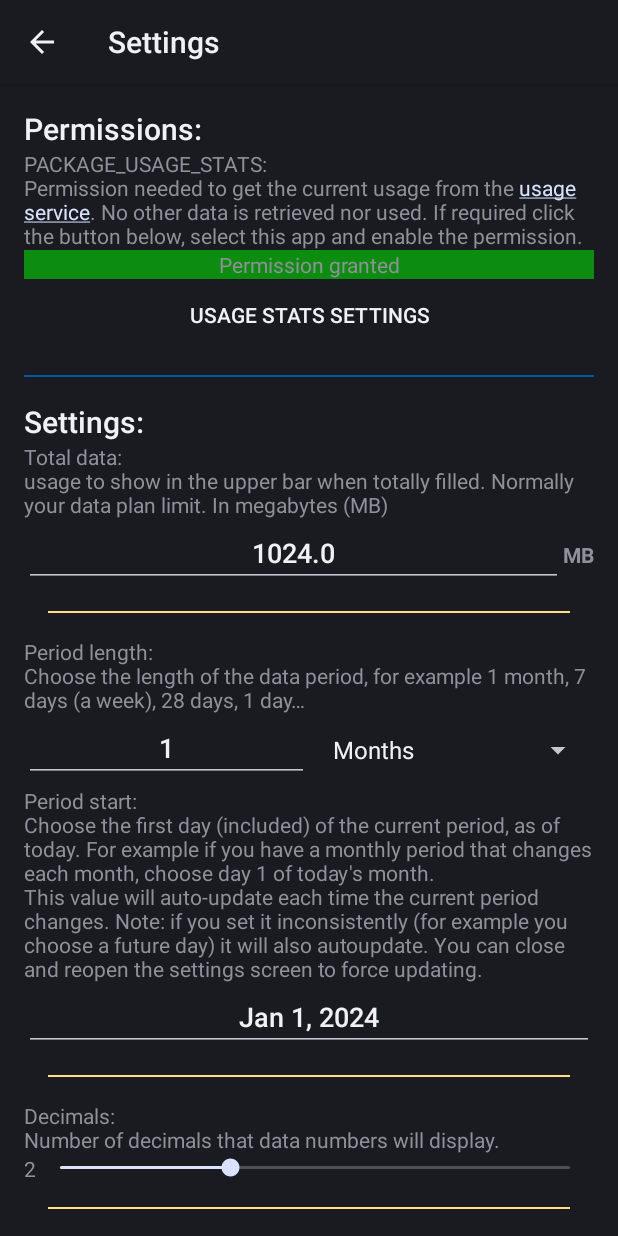
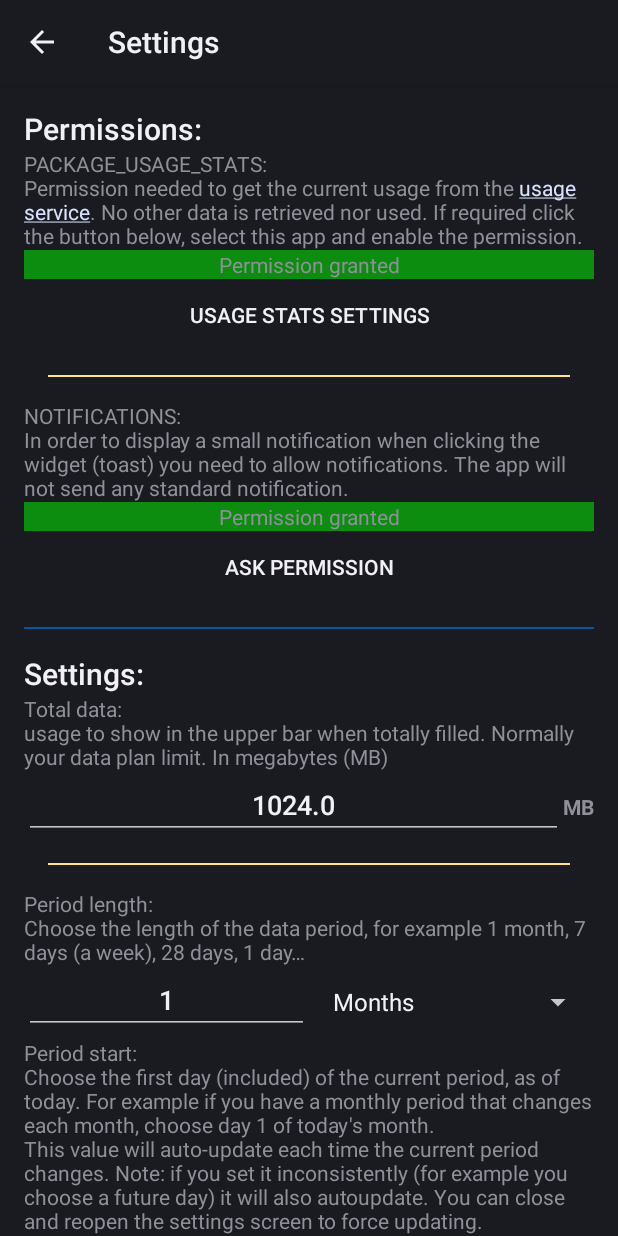
Before and after one commit to TrianguloY/Average-data-usage-widget, an Android app: the SettingsActivity screen opened directly, with no data from a screen before it, after a tap on "USAGE STATS SETTINGS", on a phone screen of 412 x 824 dp. Run offline under Robolectric (Android 15) with nearby library versions, the phone set to English and light mode, and no system bars.

Commit message:
allow setting notifications permission

```diff
--- a/app/src/main/java/com/trianguloy/continuousDataUsage/activities/SettingsActivity.java
+++ b/app/src/main/java/com/trianguloy/continuousDataUsage/activities/SettingsActivity.java
@@ -1,12 +1,15 @@
 package com.trianguloy.continuousDataUsage.activities;
 
+import android.Manifest;
 import android.app.Activity;
 import android.app.AlertDialog;
 import android.app.AppOpsManager;
 import android.app.DatePickerDialog;
 import android.content.Context;
 import android.content.Intent;
+import android.content.pm.PackageManager;
 import android.graphics.Color;
+import android.os.Build;
 import android.os.Bundle;
 import android.os.Process;
 import android.provider.Settings;
@@ -18,6 +21,7 @@ import android.widget.AdapterView;
 import android.widget.ArrayAdapter;
 import android.widget.CheckBox;
 import android.widget.EditText;
+import android.widget.LinearLayout;
 import android.widget.SeekBar;
 import android.widget.Spinner;
 import android.widget.TextView;
@@ -50,6 +54,8 @@ public class SettingsActivity extends Activity {
     private NumericEditText view_accumulated;
     private TextView view_txt_decimals;
     private EditText txt_periodStart;
+    private TextView txt_notif;
+    private LinearLayout ll_notif;
     private TextView txt_usageStats;
 
 
@@ -68,6 +74,8 @@ public class SettingsActivity extends Activity {
         accumulated = new Accumulated(pref, new DataUsage(this, pref), new PeriodCalendar(pref));
 
         // get views
+        txt_notif = findViewById(R.id.stt_txt_notif);
+        ll_notif = findViewById(R.id.ll_notif);
         txt_usageStats = findViewById(R.id.stt_txt_usageStats);
 
         //initializes
@@ -177,21 +185,31 @@ public class SettingsActivity extends Activity {
             //check permission
             mode = appOps.unsafeCheckOpNoThrow(AppOpsManager.OPSTR_GET_USAGE_STATS, Process.myUid(), getPackageName());
         }
-        setPermissionState(txt_usageStats, mode == AppOpsManager.MODE_ALLOWED);
+        setPermissionState(txt_usageStats, mode == AppOpsManager.MODE_ALLOWED, true);
+
+        // notifications permission
+        if (Build.VERSION.SDK_INT >= Build.VERSION_CODES.TIRAMISU) {
+            setPermissionState(txt_notif, checkSelfPermission(Manifest.permission.POST_NOTIFICATIONS) == PackageManager.PERMISSION_GRANTED, false);
+            ll_notif.setVisibility(View.VISIBLE);
+        } else {
+            ll_notif.setVisibility(View.GONE);
+        }
     }
 
 
     /**
      * Updates the specified id with the specified state.
      * state=true -> green and 'permission granted'
-     * state=false -> red and 'permission needed'
-     *
-     * @param txt   textview to update
-     * @param state the state
+     * state=false && !required -> orange and 'permission not granted'
+     * state=false && required -> red and 'permission needed'
      */
-    private void setPermissionState(TextView txt, boolean state) {
-        txt.setText(state ? getString(R.string.txt_permissionGranted) : getString(R.string.txt_permissionsNeeded));
-        txt.setBackgroundColor(state ? Color.argb(128, 0, 255, 0) : Color.argb(128, 255, 0, 0));
+    private void setPermissionState(TextView txt, boolean granted, boolean required) {
+        txt.setText(granted ? getString(R.string.txt_permissionGranted)
+                : required ? getString(R.string.txt_permissionNeeded)
+                : getString(R.string.txt_permissionNotGranted));
+        txt.setBackgroundColor(granted ? Color.argb(128, 0, 255, 0) // green
+                : required ? Color.argb(128, 255, 0, 0) // orange
+                : Color.argb(128, 255, 127, 0)); // red
     }
 
 
@@ -202,26 +220,21 @@ public class SettingsActivity extends Activity {
      */
     public void onClick(View view) {
         switch (view.getId()) {
-            case R.id.stt_btn_usageStats:
-                //open usage settings to give permission
-                startActivity(new Intent(Settings.ACTION_USAGE_ACCESS_SETTINGS));
-                break;
-
-            case R.id.stt_edTxt_periodStart:
-                // start date picker
-                pickPeriodStart();
-                break;
-
-            case R.id.stt_btn_accum:
+            //open usage settings to give permission
+            case R.id.stt_btn_usageStats -> startActivity(new Intent(Settings.ACTION_USAGE_ACCESS_SETTINGS));
+            //request 'notifications permission' button, request permission
+            case R.id.stt_btn_notif -> {
+                if (Build.VERSION.SDK_INT >= Build.VERSION_CODES.TIRAMISU)
+                    requestPermissions(new String[]{Manifest.permission.POST_NOTIFICATIONS}, 0);
+            }
+            // start date picker
+            case R.id.stt_edTxt_periodStart -> pickPeriodStart();
+            case R.id.stt_btn_accum -> {
                 //auto-calculate accumulated
                 calculate();
-                // update if necessary
-                txt_periodStart.setText(SimpleDateFormat.getDateInstance().format(pref.getPeriodStart().getTime()));
-                break;
-            case R.id.stt_btn_tweaks:
-                // show tweaks
-                new Tweaks(pref, this).showDialog();
-                break;
+            }
+            // show tweaks
+            case R.id.stt_btn_tweaks -> new Tweaks(pref, this).showDialog();
         }
     }
 
@@ -233,19 +246,22 @@ public class SettingsActivity extends Activity {
                 .setTitle(R.string.btn_settings_accum)
                 .setItems(R.array.itms_settings_accum, (dialog, which) -> {
                     try {
-                        switch (which){
-                            case 0:
+                        switch (which) {
+                            case 0 -> {
                                 view_accumulated.setValue((float) accumulated.autoCalculateAccumulated());
-                                break;
-                            case 1:
-                                setVisibleData();
-                                break;
+
+                                // update if necessary
+                                txt_periodStart.setText(SimpleDateFormat.getDateInstance().format(pref.getPeriodStart().getTime()));
+                            }
+                            case 1 -> setVisibleData();
                         }
                     } catch (DataUsage.Error e) {
                         Toast.makeText(this, getString(e.errorId), Toast.LENGTH_LONG).show();
                     }
                 })
                 .show();
+
+
     }
 
     /**
@@ -278,6 +294,9 @@ public class SettingsActivity extends Activity {
                     } catch (DataUsage.Error e) {
                         Toast.makeText(this, getString(e.errorId), Toast.LENGTH_LONG).show();
                     }
+
+                    // update if necessary
+                    txt_periodStart.setText(SimpleDateFormat.getDateInstance().format(pref.getPeriodStart().getTime()));
                 })
                 .setNegativeButton(android.R.string.cancel, null)
                 .show();
@@ -320,15 +339,10 @@ public class SettingsActivity extends Activity {
 
     /**
      * After requesting permissions, updates views accordingly.
-     *
-     * @param i not used
-     * @param s not used
-     * @param j not used
      */
     @Override
     public void onRequestPermissionsResult(int i, String[] s, int[] j) {
         updateViews();
     }
 
-
 }
--- a/app/src/main/res/layout/activity_settings.xml
+++ b/app/src/main/res/layout/activity_settings.xml
@@ -42,14 +42,47 @@
 
         <Button
             android:id="@+id/stt_btn_usageStats"
+            style="@android:style/Widget.DeviceDefault.Button.Borderless"
             android:layout_width="match_parent"
             android:layout_height="wrap_content"
             android:onClick="onClick"
-            style="@android:style/Widget.DeviceDefault.Button.Borderless"
             android:text="@string/btn_permission_usageStats" />
 
+        <LinearLayout
+            android:id="@+id/ll_notif"
+            android:layout_width="match_parent"
+            android:layout_height="match_parent"
+            android:orientation="vertical">
+
+            <ImageView
+                android:layout_width="match_parent"
+                android:layout_height="1dp"
+                android:layout_margin="@dimen/activity_margin"
+                android:src="@color/colorAccent" />
+
+            <TextView
+                android:id="@+id/stt_txt_perm_notif"
+                android:layout_width="match_parent"
+                android:layout_height="wrap_content"
+                android:text="@string/txt_desc_permission_phoneState" />
+
+            <TextView
+                android:id="@+id/stt_txt_notif"
+                android:layout_width="match_parent"
+                android:layout_height="wrap_content"
+                android:text="@string/txt_error_noPermisionState"
+                android:textAlignment="center" />
+
+            <Button
+                android:id="@+id/stt_btn_notif"
+                style="@android:style/Widget.DeviceDefault.Button.Borderless"
+                android:layout_width="match_parent"
+                android:layout_height="wrap_content"
+                android:onClick="onClick"
+                android:text="@string/btn_permissionAsk" />
+        </LinearLayout>
+
         <ImageView
-            android:id="@+id/bigseparator2"
             android:layout_width="match_parent"
             android:layout_height="1dp"
             android:layout_marginTop="@dimen/activity_margin"
@@ -98,14 +131,12 @@
         </LinearLayout>
 
         <ImageView
-            android:id="@+id/smallSeparator2"
             android:layout_width="match_parent"
             android:layout_height="1dp"
             android:layout_margin="@dimen/activity_margin"
             android:src="@color/colorAccent" />
 
         <TextView
-            android:id="@+id/textView8"
             android:layout_width="match_parent"
             android:layout_height="wrap_content"
             android:text="@string/txt_desc_setting_periodInfo" />
@@ -135,7 +166,6 @@
         </LinearLayout>
 
         <TextView
-            android:id="@+id/textView14"
             android:layout_width="match_parent"
             android:layout_height="wrap_content"
             android:text="@string/txt_desc_setting_periodStart" />
--- a/app/src/main/res/values/strings.xml
+++ b/app/src/main/res/values/strings.xml
@@ -17,12 +17,13 @@
 
     <!-- permissions -->
     <string name="txt_title_permissions">Permissions:</string>
-    <string name="txt_desc_permission_phoneState">READ_PHONE_STATE:\nPermission needed to get the <a href="https://developer.android.com/reference/android/telephony/TelephonyManager.html#getSubscriberId()">device identificator</a>. No other data is retrieved nor used. Click the button below to give the permission if necessary.</string>
-    <string name="btn_permission_phoneState">Ask permission</string>
+    <string name="txt_desc_permission_phoneState">NOTIFICATIONS:\nIn order to display a small notification when clicking the widget (toast) you need to allow notifications. The app will not send any standard notification.</string>
+    <string name="btn_permissionAsk">Ask permission</string>
     <string name="txt_desc_permission_usageStats">PACKAGE_USAGE_STATS:\nPermission needed to get the current usage from the <a href="https://developer.android.com/reference/android/app/usage/NetworkStatsManager.html#querySummaryForDevice(int,%20java.lang.String,%20long,%20long)">usage service</a>. No other data is retrieved nor used. If required click the button below, select this app and enable the permission.</string>
     <string name="btn_permission_usageStats">Usage Stats settings</string>
     <string name="txt_permissionGranted">Permission granted</string>
-    <string name="txt_permissionsNeeded">Permission needed</string>
+    <string name="txt_permissionNotGranted">Permission not granted</string>
+    <string name="txt_permissionNeeded">Permission needed</string>
     <string name="txt_error_noPermisionState">Error while getting permission state</string>
 
 
```
